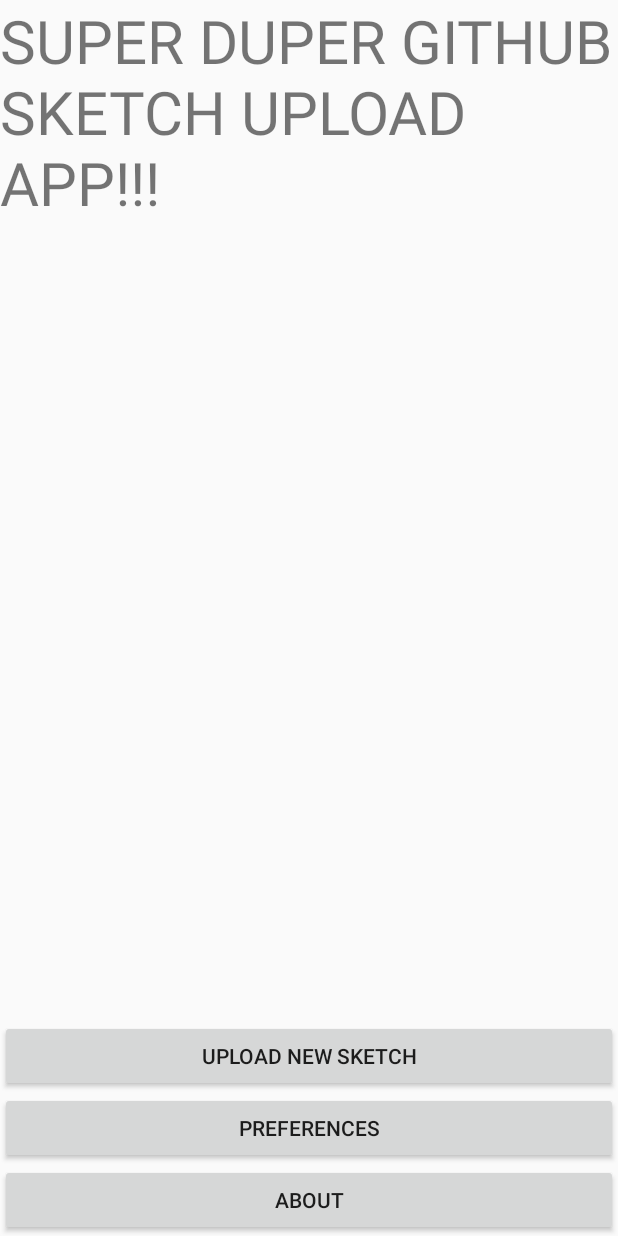
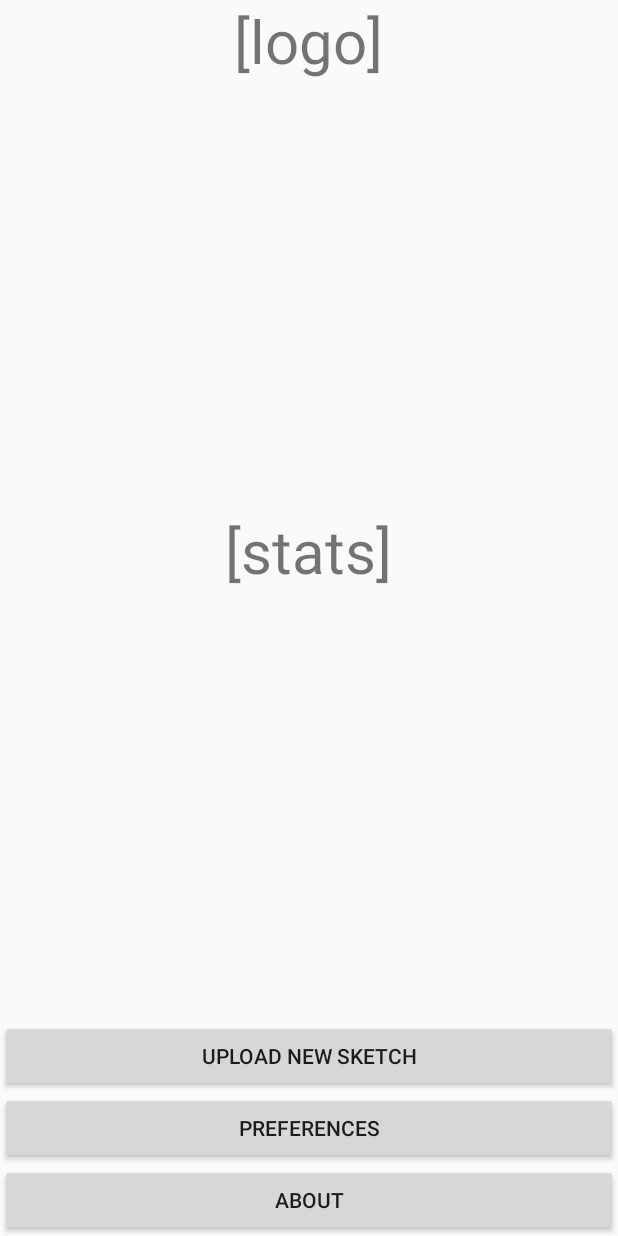
Before and after one commit to tholok97/github_sketch_uploader, an Android app: the screen it shows after launch (MainActivity), on a phone screen of 412 x 824 dp. Run offline under Robolectric (Android 15) with nearby library versions, the phone set to English and light mode, and no system bars.

Commit message:
prepared app for presentation

```diff
--- a/app/src/main/res/layout/activity_main.xml
+++ b/app/src/main/res/layout/activity_main.xml
@@ -1,6 +1,7 @@
 <?xml version="1.0" encoding="utf-8"?>
 <android.support.v7.widget.LinearLayoutCompat
     android:orientation="vertical"
+    android:gravity="center"
     android:layout_height="match_parent"
     android:layout_width="match_parent"
     xmlns:android="http://schemas.android.com/apk/res/android" >
@@ -8,8 +9,21 @@
     <!-- SOME KIND OF HEADER HERE -->
     <TextView
         android:textSize="40dp"
-        android:text="SUPER DUPER GITHUB SKETCH UPLOAD APP!!!"
+        android:text="[logo]"
+        android:layout_width="wrap_content"
+        android:layout_height="wrap_content" />
+
+    <!-- SPACING -->
+    <TextView
+        android:layout_weight="1"
         android:layout_width="match_parent"
+        android:layout_height="0dp" />
+
+    <!-- STATS? -->
+    <TextView
+        android:textSize="40dp"
+        android:text="[stats]"
+        android:layout_width="wrap_content"
         android:layout_height="wrap_content" />
 
     <!-- SPACING -->
--- a/app/src/main/res/layout/activity_upload.xml
+++ b/app/src/main/res/layout/activity_upload.xml
@@ -2,6 +2,7 @@
 <android.support.v7.widget.LinearLayoutCompat
     android:orientation="vertical"
     android:layout_height="match_parent"
+    android:gravity="center"
     android:layout_width="match_parent"
     xmlns:android="http://schemas.android.com/apk/res/android" >
 
@@ -27,8 +28,8 @@
     same data as shown in previous activity? (file size, ...)
     -->
     <TextView
-        android:text="Info about upload will show up here"
-        android:layout_width="match_parent"
+        android:text="[upload stats]"
+        android:layout_width="wrap_content"
         android:layout_height="wrap_content" />
 
     <!-- to fill space -->
```
Also changed, not shown: app/src/main/res/layout/activity_take_picture_and_set_metadata.xml (+5 -3 lines).
